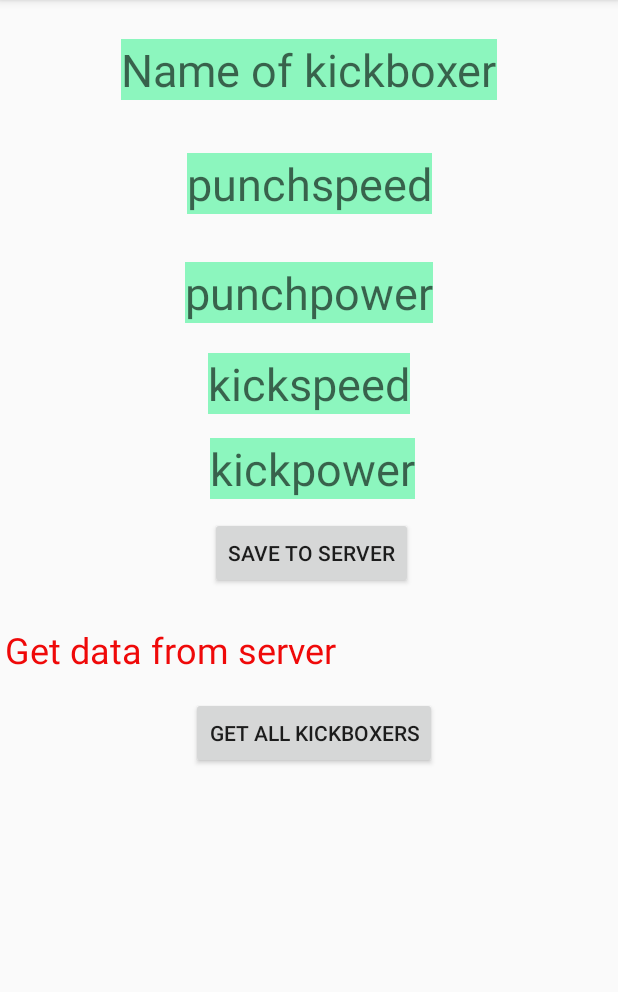
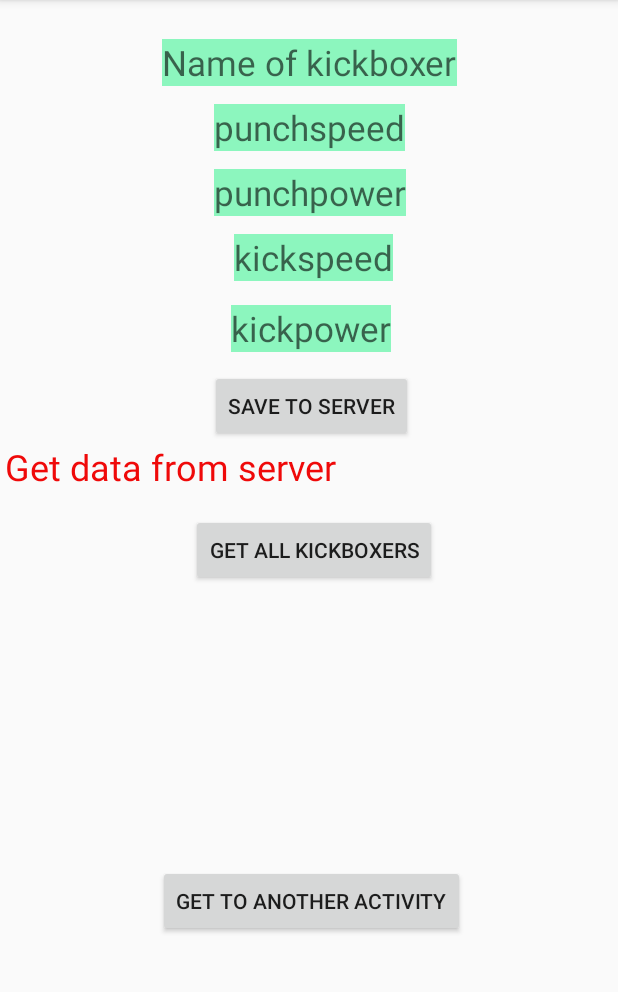
Before and after one commit to abhishek1117/InstagramClone, an Android app: the screen it shows after launch (MainActivity), on a phone screen of 412 x 824 dp, the part 84-1076 px from its top. Run offline under Robolectric (Android 15) with nearby library versions, the phone set to English and light mode, and no system bars; libraries missing offline, so code that uses them is left out: com.parse, com.shashank.sony; 1 statement that could not run was skipped.

```diff
--- a/app/src/main/java/com/example/instagramclone/MainActivity.java
+++ b/app/src/main/java/com/example/instagramclone/MainActivity.java
@@ -12,7 +12,6 @@ import android.widget.Toast;
 import com.parse.FindCallback;
 import com.parse.GetCallback;
 import com.parse.ParseException;
-import com.parse.ParseInstallation;
 import com.parse.ParseObject;
 import com.parse.ParseQuery;
 import com.parse.SaveCallback;
@@ -22,7 +21,7 @@ import java.util.List;
 
 public class MainActivity extends AppCompatActivity implements View.OnClickListener{
 
-    private Button btnsave,btngetalldata;
+    private Button btnsave,btngetalldata, btntransition;
     private EditText edtname,edtps,edtpp,edtkp,edtks;
     private TextView txtgetdata;
     private String allkickboxers;
@@ -32,6 +31,7 @@ public class MainActivity extends AppCompatActivity implements View.OnClickListe
         super.onCreate(savedInstanceState);
         setContentView(R.layout.activity_main);
 
+        btntransition = findViewById(R.id.btnnextactivity);
         btnsave = findViewById(R.id.btnsave);
         btnsave.setOnClickListener(MainActivity.this);
         edtname = findViewById(R.id.edtname);
@@ -60,7 +60,11 @@ public class MainActivity extends AppCompatActivity implements View.OnClickListe
             public void onClick(View v) {
 
                 allkickboxers = "";
-                ParseQuery<ParseObject> queryall = ParseQuery.getQuery("Kickboxer");
+                ParseQuery queryall = ParseQuery.getQuery("Kickboxer");
+
+                queryall.whereGreaterThanOrEqualTo("Punchpower", 2500);
+                queryall.setLimit(1);
+
                 queryall.findInBackground(new FindCallback<ParseObject>() {
                     @Override
                     public void done(List<ParseObject> objects, ParseException e) {
@@ -81,6 +85,12 @@ public class MainActivity extends AppCompatActivity implements View.OnClickListe
                 });
             }
         });
+        btntransition.setOnClickListener(new View.OnClickListener() {
+            @Override
+            public void onClick(View v) {
+
+            }
+        });
 
     }
 
@@ -88,10 +98,10 @@ public class MainActivity extends AppCompatActivity implements View.OnClickListe
     public void onClick(View v) {
         final ParseObject kickboxer = new ParseObject("Kickboxer");
         kickboxer.put("Name", edtname.getText().toString());
-        kickboxer.put("Punchspeed", edtps.getText().toString());
-        kickboxer.put("Punchpower", edtpp.getText().toString());
-        kickboxer.put("Kickspeed", edtks.getText().toString());
-        kickboxer.put("Kickpower", edtkp.getText().toString());
+        kickboxer.put("Punchspeed", Integer.parseInt(edtps.getText().toString()));
+        kickboxer.put("Punchpower", Integer.parseInt(edtpp.getText().toString()));
+        kickboxer.put("Kickspeed", Integer.parseInt(edtks.getText().toString()));
+        kickboxer.put("Kickpower", Integer.parseInt(edtkp.getText().toString()));
         kickboxer.saveInBackground(new SaveCallback() {
             @Override
             public void done(ParseException e) {
--- /dev/null
+++ b/app/src/main/java/com/example/instagramclone/SignUpLoginActivity.java
@@ -0,0 +1,4 @@
+package com.example.instagramclone;
+
+public class SignUpLoginActivity {
+}
--- a/app/src/main/res/layout/activity_main.xml
+++ b/app/src/main/res/layout/activity_main.xml
@@ -17,7 +17,7 @@
         android:layout_marginRight="176dp"
         android:background="#8CF6BE"
         android:hint="Name of kickboxer"
-        android:textSize="30sp"
+        android:textSize="23sp"
         app:layout_constraintEnd_toEndOf="parent"
         app:layout_constraintStart_toStartOf="parent"
         app:layout_constraintTop_toTopOf="parent" />
@@ -28,12 +28,12 @@
         android:layout_height="wrap_content"
         android:layout_marginStart="176dp"
         android:layout_marginLeft="176dp"
-        android:layout_marginTop="35dp"
+        android:layout_marginTop="12dp"
         android:layout_marginEnd="176dp"
         android:layout_marginRight="176dp"
         android:background="#8CF6BE"
         android:hint="punchspeed"
-        android:textSize="30sp"
+        android:textSize="23sp"
         app:layout_constraintEnd_toEndOf="parent"
         app:layout_constraintStart_toStartOf="parent"
         app:layout_constraintTop_toBottomOf="@+id/edtname" />
@@ -44,13 +44,14 @@
         android:layout_height="wrap_content"
         android:layout_marginStart="176dp"
         android:layout_marginLeft="176dp"
-        android:layout_marginTop="32dp"
+        android:layout_marginTop="12dp"
         android:layout_marginEnd="176dp"
         android:layout_marginRight="176dp"
         android:background="#8CF6BE"
         android:hint="punchpower"
-        android:textSize="30sp"
+        android:textSize="23sp"
         app:layout_constraintEnd_toEndOf="parent"
+        app:layout_constraintHorizontal_bias="0.492"
         app:layout_constraintStart_toStartOf="parent"
         app:layout_constraintTop_toBottomOf="@+id/edtps" />
 
@@ -60,14 +61,14 @@
         android:layout_height="wrap_content"
         android:layout_marginStart="176dp"
         android:layout_marginLeft="176dp"
-        android:layout_marginTop="20dp"
+        android:layout_marginTop="12dp"
         android:layout_marginEnd="177dp"
         android:layout_marginRight="177dp"
         android:background="#8CF6BE"
         android:hint="kickspeed"
-        android:textSize="30sp"
+        android:textSize="23sp"
         app:layout_constraintEnd_toEndOf="parent"
-        app:layout_constraintHorizontal_bias="0.493"
+        app:layout_constraintHorizontal_bias="0.431"
         app:layout_constraintStart_toStartOf="parent"
         app:layout_constraintTop_toBottomOf="@+id/edtpp" />
 
@@ -82,7 +83,7 @@
         android:layout_marginRight="176dp"
         android:background="#8CF6BE"
         android:hint="kickpower"
-        android:textSize="30sp"
+        android:textSize="23sp"
         app:layout_constraintEnd_toEndOf="parent"
         app:layout_constraintHorizontal_bias="0.487"
         app:layout_constraintStart_toStartOf="parent"
@@ -109,7 +110,6 @@
         android:layout_height="wrap_content"
         android:layout_marginStart="3dp"
         android:layout_marginLeft="3dp"
-        android:layout_marginTop="24dp"
         android:layout_marginEnd="3dp"
         android:layout_marginRight="3dp"
         android:text="Get data from server"
@@ -134,4 +134,18 @@
         app:layout_constraintStart_toStartOf="parent"
         app:layout_constraintTop_toBottomOf="@+id/txtgetdata" />
 
+    <Button
+        android:id="@+id/btnnextactivity"
+        android:layout_width="wrap_content"
+        android:layout_height="wrap_content"
+        android:layout_marginStart="163dp"
+        android:layout_marginLeft="163dp"
+        android:layout_marginEnd="160dp"
+        android:layout_marginRight="160dp"
+        android:layout_marginBottom="143dp"
+        android:text="Get to another Activity"
+        app:layout_constraintBottom_toBottomOf="parent"
+        app:layout_constraintEnd_toEndOf="parent"
+        app:layout_constraintStart_toStartOf="parent" />
+
 </androidx.constraintlayout.widget.ConstraintLayout>
```
